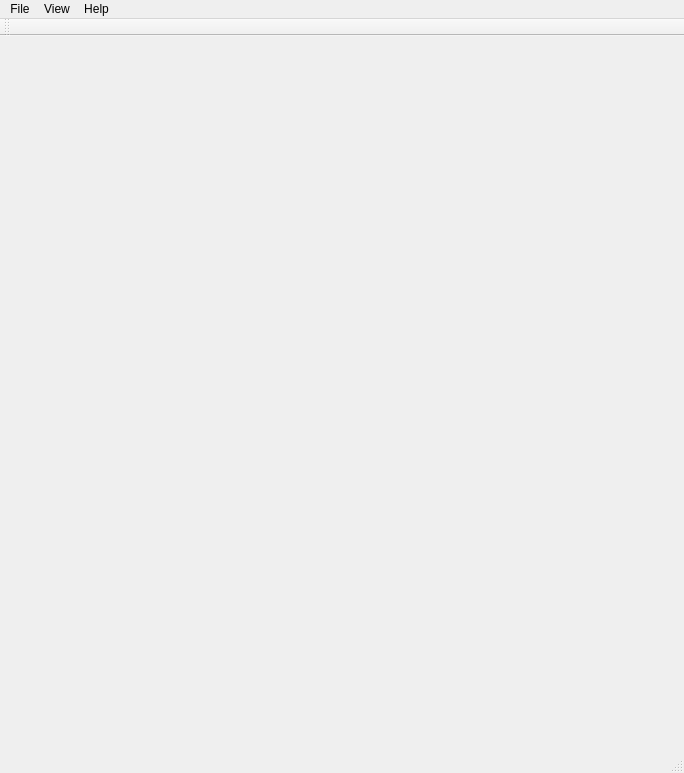
usc-imi/aeo-light, file mainwindow.ui: the form before one commit.
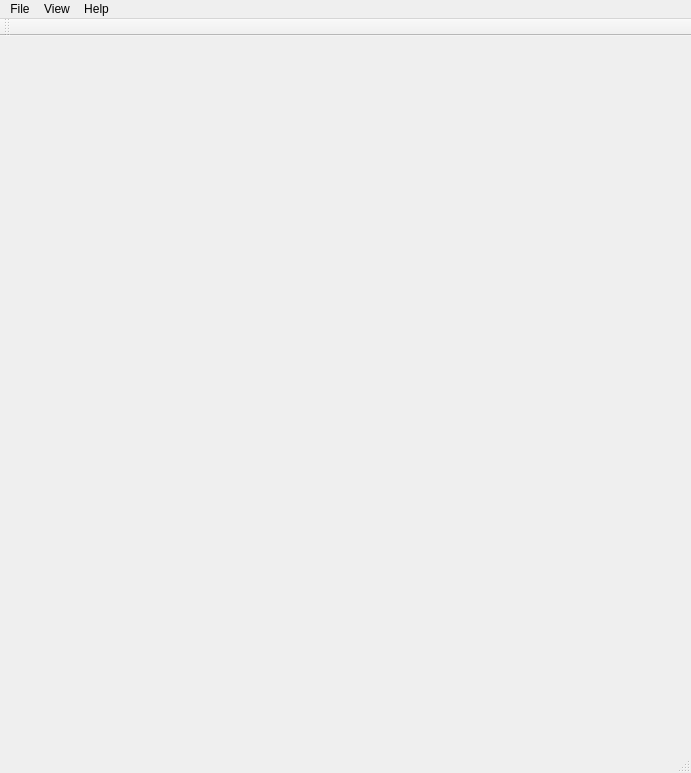
The form after the commit. The open tabs and pages were chosen to show the change. Icons and pictures are not drawn.

Commit message: Add icon for Windows version

What changed in the file:
```diff
--- a/mainwindow.ui
+++ b/mainwindow.ui
@@ -9,7 +9,7 @@
    <rect>
     <x>0</x>
     <y>0</y>
-    <width>684</width>
+    <width>691</width>
     <height>773</height>
    </rect>
   </property>
@@ -2150,8 +2150,8 @@
     <rect>
      <x>0</x>
      <y>0</y>
-     <width>684</width>
-     <height>24</height>
+     <width>691</width>
+     <height>21</height>
     </rect>
    </property>
    <widget class="QMenu" name="menuHelp">
```
Left out of the diff: 8 changed lines with no effect on the pictures. The commit also changes 2 other files.
